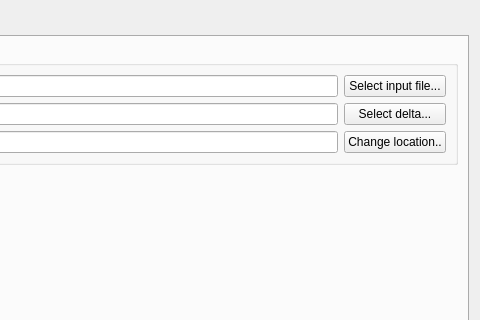
Above: mainwindow.ui from MX-Linux/xdelta3-gui before the change; both pictures show x 343 to 823 and y 0 to 320 of the 823 by 494 pixel window. Below: the same form after it.
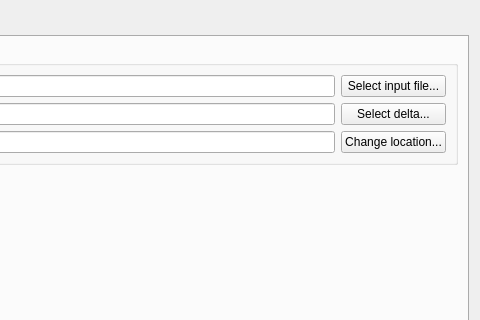
That is the form after the change. Custom widgets are drawn as their Qt base class.

Patch:
```diff
--- a/mainwindow.ui
+++ b/mainwindow.ui
@@ -303,7 +303,7 @@
           <item row="2" column="2">
            <widget class="QPushButton" name="pushSelectOutput">
             <property name="text">
-             <string extracomment="starts a file chooser to select destination for output file">Change location..</string>
+             <string extracomment="starts a file chooser to select destination for output file">Change location...</string>
             </property>
            </widget>
           </item>
```
